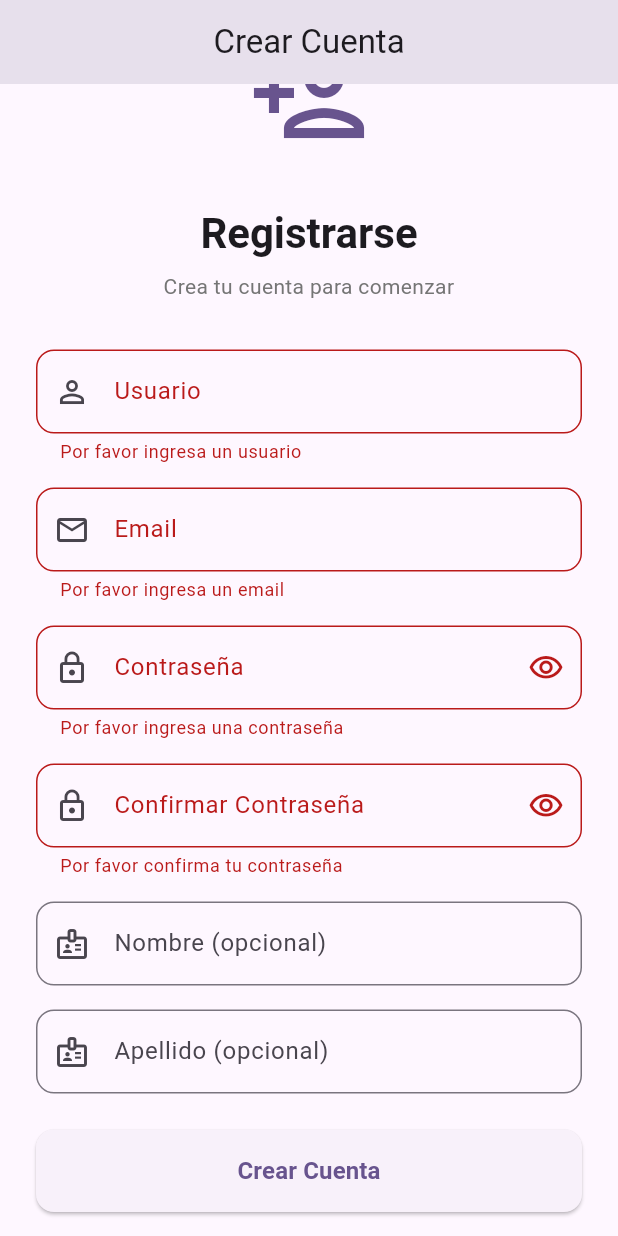
After one commit to jairovargasfigueroa/project-hotel-app, a Flutter app: the RegisterScreen screen opened by its route, scrolled down 55 dp, after a tap on "Crear Cuenta", on a phone screen of 412 x 824 dp. The commit adds this screen. Run offline on Flutter 3.47's test engine with Material 3 defaults, Android fonts, the phone set to English and light mode, and no system bars; our stand-ins replace dio, firebase_core, firebase_messaging, flutter_dotenv, flutter_local_notifications, go_router and 1 more; accounts and stored records are empty; generated files the repository leaves out were written again; network calls fail.

Commit message:
registrar usuario, seguir probando y ver como se maneja en le BD

```diff
--- a/lib/core/router/app_router.dart
+++ b/lib/core/router/app_router.dart
@@ -1,8 +1,8 @@
 // lib/core/router/app_router.dart
 
-import 'package:flutter/material.dart';
 import 'package:go_router/go_router.dart';
 import '../../features/auth/presentation/screens/login_screen.dart';
+import '../../features/auth/presentation/screens/register_screen.dart';
 import '../../features/habitaciones/presentation/screens/habitaciones_screen.dart';
 import '../../features/perfil/presentation/screens/perfil_screen.dart';
 import '../../features/reservas/presentation/screens/mis_reservas_screen.dart';
@@ -18,8 +18,8 @@ final GoRouter appRouter = GoRouter(
     final storage = StorageService();
     final isLoggedIn = await storage.hasToken();
 
-    // Si está logueado e intenta ir a login → habitaciones
-    if (isLoggedIn && state.matchedLocation == '/login') {
+    // Si está logueado e intenta ir a login o register → habitaciones
+    if (isLoggedIn && (state.matchedLocation == '/login' || state.matchedLocation == '/register')) {
       return '/habitaciones';
     }
 
@@ -67,5 +67,8 @@ final GoRouter appRouter = GoRouter(
 
     // Ruta Login (fuera del shell de tabs)
     GoRoute(path: '/login', builder: (context, state) => const LoginScreen()),
+
+    // Ruta Register (fuera del shell de tabs)
+    GoRoute(path: '/register', builder: (context, state) => const RegisterScreen()),
   ],
 );
--- /dev/null
+++ b/lib/features/auth/data/models/register_models.dart
@@ -0,0 +1,119 @@
+// lib/features/auth/data/models/register_models.dart
+
+class RegisterRequest {
+  final String username;
+  final String password;
+  final String email;
+  final String? firstName;
+  final String? lastName;
+
+  RegisterRequest({
+    required this.username,
+    required this.password,
+    required this.email,
+    this.firstName,
+    this.lastName,
+  });
+
+  Map<String, dynamic> toJson() {
+    final Map<String, dynamic> data = {
+      'username': username,
+      'password': password,
+      'email': email,
+    };
+
+    if (firstName != null && firstName!.isNotEmpty) {
+      data['first_name'] = firstName;
+    }
+
+    if (lastName != null && lastName!.isNotEmpty) {
+      data['last_name'] = lastName;
+    }
+
+    return data;
+  }
+}
+
+class RegisteredUser {
+  final int id;
+  final String username;
+  final String email;
+  final String firstName;
+  final String lastName;
+  final List<String> groups;
+
+  RegisteredUser({
+    required this.id,
+    required this.username,
+    required this.email,
+    required this.firstName,
+    required this.lastName,
+    required this.groups,
+  });
+
+  factory RegisteredUser.fromJson(Map<String, dynamic> json) {
+    return RegisteredUser(
+      id: json['id'] as int,
+      username: json['username'] as String,
+      email: json['email'] as String,
+      firstName: json['first_name'] as String? ?? '',
+      lastName: json['last_name'] as String? ?? '',
+      groups: (json['groups'] as List<dynamic>?)
+          ?.map((e) => e.toString())
+          .toList() ?? [],
+    );
+  }
+
+  Map<String, dynamic> toJson() {
+    return {
+      'id': id,
+      'username': username,
+      'email': email,
+      'first_name': firstName,
+      'last_name': lastName,
+      'groups': groups,
+    };
+  }
+
+  String get fullName {
+    if (firstName.isEmpty && lastName.isEmpty) return username;
+    return '${firstName} ${lastName}'.trim();
+  }
+
+  String get role {
+    if (groups.isEmpty) return 'Usuario';
+    return groups.first;
+  }
+}
+
+class RegisterResponse {
+  final String accessToken;
+  final String refreshToken;
+  final RegisteredUser user;
+  final String message;
+
+  RegisterResponse({
+    required this.accessToken,
+    required this.refreshToken,
+    required this.user,
+    required this.message,
+  });
+
+  factory RegisterResponse.fromJson(Map<String, dynamic> json) {
+    return RegisterResponse(
+      accessToken: json['access_token'] as String,
+      refreshToken: json['refresh_token'] as String,
+      user: RegisteredUser.fromJson(json['user'] as Map<String, dynamic>),
+      message: json['message'] as String,
+    );
+  }
+
+  Map<String, dynamic> toJson() {
+    return {
+      'access_token': accessToken,
+      'refresh_token': refreshToken,
+      'user': user.toJson(),
+      'message': message,
+    };
+  }
+}
--- /dev/null
+++ b/lib/features/auth/presentation/screens/register_screen.dart
@@ -0,0 +1,340 @@
+// lib/features/auth/presentation/screens/register_screen.dart
+
+import 'package:flutter/material.dart';
+import 'package:go_router/go_router.dart';
+import 'package:provider/provider.dart';
+import '../provider/auth_provider.dart';
+
+class RegisterScreen extends StatefulWidget {
+  const RegisterScreen({super.key});
+
+  @override
+  State<RegisterScreen> createState() => _RegisterScreenState();
+}
+
+class _RegisterScreenState extends State<RegisterScreen> {
+  final _formKey = GlobalKey<FormState>();
+  final _usernameController = TextEditingController();
+  final _emailController = TextEditingController();
+  final _passwordController = TextEditingController();
+  final _confirmPasswordController = TextEditingController();
+  final _firstNameController = TextEditingController();
+  final _lastNameController = TextEditingController();
+
+  bool _obscurePassword = true;
+  bool _obscureConfirmPassword = true;
+
+  @override
+  void dispose() {
+    _usernameController.dispose();
+    _emailController.dispose();
+    _passwordController.dispose();
+    _confirmPasswordController.dispose();
+    _firstNameController.dispose();
+    _lastNameController.dispose();
+    super.dispose();
+  }
+
+  Future<void> _handleRegister() async {
+    if (!_formKey.currentState!.validate()) return;
+
+    final authProvider = context.read<AuthProvider>();
+
+    try {
+      await authProvider.register(
+        username: _usernameController.text.trim(),
+        password: _passwordController.text,
+        email: _emailController.text.trim(),
+        firstName: _firstNameController.text.trim().isEmpty
+            ? null
+            : _firstNameController.text.trim(),
+        lastName: _lastNameController.text.trim().isEmpty
+            ? null
+            : _lastNameController.text.trim(),
+      );
+
+      if (mounted) {
+        // Registro exitoso - navegar a la pantalla principal
+        context.go('/habitaciones');
+      }
+    } catch (e) {
+      // El error se maneja en el provider y se muestra abajo
+    }
+  }
+
+  @override
+  Widget build(BuildContext context) {
+    return Scaffold(
+      appBar: AppBar(
+        title: const Text('Crear Cuenta'),
+        centerTitle: true,
+      ),
+      body: SafeArea(
+        child: Center(
+          child: SingleChildScrollView(
+            padding: const EdgeInsets.all(24.0),
+            child: Form(
+              key: _formKey,
+              child: Column(
+                mainAxisAlignment: MainAxisAlignment.center,
+                crossAxisAlignment: CrossAxisAlignment.stretch,
+                children: [
+                  // Icono de la app
+                  Icon(
+                    Icons.person_add_outlined,
+                    size: 80,
+                    color: Theme.of(context).primaryColor,
+                  ),
+                  const SizedBox(height: 32),
+
+                  // Título
+                  Text(
+                    'Registrarse',
+                    style: Theme.of(context).textTheme.headlineMedium?.copyWith(
+                          fontWeight: FontWeight.bold,
+                        ),
+                    textAlign: TextAlign.center,
+                  ),
+                  const SizedBox(height: 8),
+                  Text(
+                    'Crea tu cuenta para comenzar',
+                    style: Theme.of(context).textTheme.bodyMedium?.copyWith(
+                          color: Colors.grey[600],
+                        ),
+                    textAlign: TextAlign.center,
+                  ),
+                  const SizedBox(height: 32),
+
+                  // Campo: Usuario
+                  TextFormField(
+                    controller: _usernameController,
+                    decoration: InputDecoration(
+                      labelText: 'Usuario',
+                      hintText: 'Ingresa tu usuario',
+                      prefixIcon: const Icon(Icons.person_outline),
+                      border: OutlineInputBorder(
+                        borderRadius: BorderRadius.circular(12),
+                      ),
+                    ),
+                    validator: (value) {
+                      if (value == null || value.isEmpty) {
+                        return 'Por favor ingresa un usuario';
+                      }
+                      if (value.length < 3) {
+                        return 'El usuario debe tener al menos 3 caracteres';
+                      }
+                      return null;
+                    },
+                  ),
+                  const SizedBox(height: 16),
+
+                  // Campo: Email
+                  TextFormField(
+                    controller: _emailController,
+                    keyboardType: TextInputType.emailAddress,
+                    decoration: InputDecoration(
+                      labelText: 'Email',
+                      hintText: 'tucorreo@ejemplo.com',
+                      prefixIcon: const Icon(Icons.email_outlined),
+                      border: OutlineInputBorder(
+                        borderRadius: BorderRadius.circular(12),
+                      ),
+                    ),
+                    validator: (value) {
+                      if (value == null || value.isEmpty) {
+                        return 'Por favor ingresa un email';
+                      }
+                      if (!value.contains('@') || !value.contains('.')) {
+                        return 'Por favor ingresa un email válido';
+                      }
+                      return null;
+                    },
+                  ),
+                  const SizedBox(height: 16),
+
+                  // Campo: Contraseña
+                  TextFormField(
+                    controller: _passwordController,
+                    obscureText: _obscurePassword,
+                    decoration: InputDecoration(
+                      labelText: 'Contraseña',
+                      hintText: '••••••••',
+                      prefixIcon: const Icon(Icons.lock_outline),
+                      suffixIcon: IconButton(
+                        icon: Icon(
+                          _obscurePassword
+                              ? Icons.visibility_outlined
+                              : Icons.visibility_off_outlined,
+                        ),
+                        onPressed: () {
+                          setState(() {
+                            _obscurePassword = !_obscurePassword;
+                          });
+                        },
+                      ),
+                      border: OutlineInputBorder(
+                        borderRadius: BorderRadius.circular(12),
+                      ),
+                    ),
+                    validator: (value) {
+                      if (value == null || value.isEmpty) {
+                        return 'Por favor ingresa una contraseña';
+                      }
+                      if (value.length < 6) {
+                        return 'La contraseña debe tener al menos 6 caracteres';
+                      }
+                      return null;
+                    },
+                  ),
+                  const SizedBox(height: 16),
+
+                  // Campo: Confirmar Contraseña
+                  TextFormField(
+                    controller: _confirmPasswordController,
+                    obscureText: _obscureConfirmPassword,
+                    decoration: InputDecoration(
+                      labelText: 'Confirmar Contraseña',
+                      hintText: '••••••••',
+                      prefixIcon: const Icon(Icons.lock_outline),
+                      suffixIcon: IconButton(
+                        icon: Icon(
+                          _obscureConfirmPassword
+                              ? Icons.visibility_outlined
+                              : Icons.visibility_off_outlined,
+                        ),
+                        onPressed: () {
+                          setState(() {
+                            _obscureConfirmPassword = !_obscureConfirmPassword;
+                          });
+                        },
+                      ),
+                      border: OutlineInputBorder(
+                        borderRadius: BorderRadius.circular(12),
+                      ),
+                    ),
+                    validator: (value) {
+                      if (value == null || value.isEmpty) {
+                        return 'Por favor confirma tu contraseña';
+                      }
+                      if (value != _passwordController.text) {
+                        return 'Las contraseñas no coinciden';
+                      }
+                      return null;
+                    },
+                  ),
+                  const SizedBox(height: 16),
+
+                  // Campo: Nombre (opcional)
+                  TextFormField(
+                    controller: _firstNameController,
+                    decoration: InputDecoration(
+                      labelText: 'Nombre (opcional)',
+                      hintText: 'Tu nombre',
+                      prefixIcon: const Icon(Icons.badge_outlined),
+                      border: OutlineInputBorder(
+                        borderRadius: BorderRadius.circular(12),
+                      ),
+                    ),
+                  ),
+                  const SizedBox(height: 16),
+
+                  // Campo: Apellido (opcional)
+                  TextFormField(
+                    controller: _lastNameController,
+                    decoration: InputDecoration(
+                      labelText: 'Apellido (opcional)',
+                      hintText: 'Tu apellido',
+                      prefixIcon: const Icon(Icons.badge_outlined),
+                      border: OutlineInputBorder(
+                        borderRadius: BorderRadius.circular(12),
+                      ),
+                    ),
+                  ),
+                  const SizedBox(height: 24),
+
+                  // Mensaje de error
+                  Consumer<AuthProvider>(
+                    builder: (context, authProvider, child) {
+                      if (authProvider.errorMessage != null) {
+                        return Container(
+                          padding: const EdgeInsets.all(12),
+                          margin: const EdgeInsets.only(bottom: 16),
+                          decoration: BoxDecoration(
+                            color: Colors.red[50],
+                            borderRadius: BorderRadius.circular(8),
+                            border: Border.all(color: Colors.red[300]!),
+                          ),
+                          child: Row(
+                            children: [
+                              Icon(Icons.error_outline, color: Colors.red[700]),
+                              const SizedBox(width: 12),
+                              Expanded(
+                                child: Text(
+                                  authProvider.errorMessage!,
+                                  style: TextStyle(color: Colors.red[700]),
+                                ),
+                              ),
+                            ],
+                          ),
+                        );
+                      }
+                      return const SizedBox.shrink();
+                    },
+                  ),
+
+                  // Botón de registro
+                  Consumer<AuthProvider>(
+                    builder: (context, authProvider, child) {
+                      return ElevatedButton(
+                        onPressed: authProvider.isLoading ? null : _handleRegister,
+                        style: ElevatedButton.styleFrom(
+                          padding: const EdgeInsets.symmetric(vertical: 16),
+                          shape: RoundedRectangleBorder(
+                            borderRadius: BorderRadius.circular(12),
+                          ),
+                        ),
+                        child: authProvider.isLoading
+                            ? const SizedBox(
+                                height: 20,
+                                width: 20,
+                                child: CircularProgressIndicator(
+                                  strokeWidth: 2,
+                                ),
+                              )
+                            : const Text(
+                                'Crear Cuenta',
+                                style: TextStyle(
+                                  fontSize: 16,
+                                  fontWeight: FontWeight.bold,
+                                ),
+                              ),
+                      );
+                    },
+                  ),
+                  const SizedBox(height: 24),
+
+                  // Link para ir a login
+                  Row(
+                    mainAxisAlignment: MainAxisAlignment.center,
+                    children: [
+                      const Text('¿Ya tienes una cuenta?'),
+                      TextButton(
+                        onPressed: () {
+                          context.go('/login');
+                        },
+                        child: const Text(
+                          'Iniciar Sesión',
+                          style: TextStyle(fontWeight: FontWeight.bold),
+                        ),
+                      ),
+                    ],
+                  ),
+                ],
+              ),
+            ),
+          ),
+        ),
+      ),
+    );
+  }
+}
```
Also changed, not shown: lib/features/auth/data/datasources/auth_remote_datasource.dart (+50 -0 lines), lib/features/auth/data/repositories/auth_repository_impl.dart (+37 -0 lines), lib/features/auth/presentation/provider/auth_provider.dart (+45 -0 lines), lib/features/auth/presentation/screens/login_screen.dart (+19 -0 lines).
